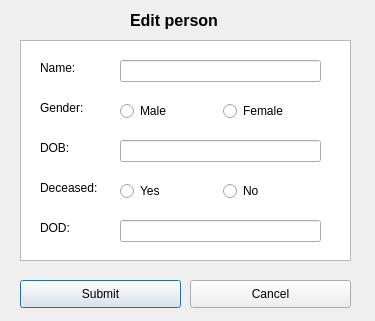
Old version of the form Verklegt/editperson.ui in the repository disaerna/T-113-VLN1.
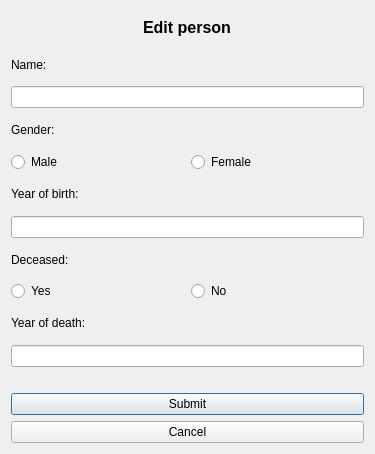
New version of the form.

Commit message:
Edit relation + Remove relation
vantar add relation - til fall i domain & db sem græjar það

The edit to the form file:
```diff
--- a/Verklegt/editperson.ui
+++ b/Verklegt/editperson.ui
@@ -7,175 +7,24 @@
     <x>0</x>
     <y>0</y>
     <width>375</width>
-    <height>321</height>
+    <height>454</height>
    </rect>
   </property>
+  <property name="minimumSize">
+   <size>
+    <width>375</width>
+    <height>454</height>
+   </size>
+  </property>
   <property name="windowTitle">
    <string>Dialog</string>
   </property>
   <property name="toolTipDuration">
    <number>0</number>
   </property>
-  <widget class="QListView" name="listView">
-   <property name="geometry">
-    <rect>
-     <x>20</x>
-     <y>40</y>
-     <width>331</width>
-     <height>221</height>
-    </rect>
-   </property>
-   <property name="toolTipDuration">
-    <number>0</number>
-   </property>
-  </widget>
-  <widget class="QLabel" name="nameText">
-   <property name="geometry">
-    <rect>
-     <x>40</x>
-     <y>60</y>
-     <width>55</width>
-     <height>16</height>
-    </rect>
-   </property>
-   <property name="toolTipDuration">
-    <number>0</number>
-   </property>
-   <property name="text">
-    <string>Name:</string>
-   </property>
-  </widget>
-  <widget class="QLabel" name="genderText">
-   <property name="geometry">
-    <rect>
-     <x>40</x>
-     <y>100</y>
-     <width>55</width>
-     <height>16</height>
-    </rect>
-   </property>
-   <property name="toolTipDuration">
-    <number>0</number>
-   </property>
-   <property name="text">
-    <string>Gender: </string>
-   </property>
-  </widget>
-  <widget class="QLabel" name="dobText">
-   <property name="geometry">
-    <rect>
-     <x>40</x>
-     <y>140</y>
-     <width>55</width>
-     <height>16</height>
-    </rect>
-   </property>
-   <property name="toolTipDuration">
-    <number>0</number>
-   </property>
-   <property name="text">
-    <string>DOB:</string>
-   </property>
-  </widget>
-  <widget class="QLabel" name="dodText">
-   <property name="geometry">
-    <rect>
-     <x>40</x>
-     <y>220</y>
-     <width>55</width>
-     <height>16</height>
-    </rect>
-   </property>
-   <property name="toolTipDuration">
-    <number>0</number>
-   </property>
-   <property name="text">
-    <string>DOD:</string>
-   </property>
-  </widget>
-  <widget class="QLineEdit" name="nameEdit">
-   <property name="geometry">
-    <rect>
-     <x>120</x>
-     <y>60</y>
-     <width>201</width>
-     <height>22</height>
-    </rect>
-   </property>
-   <property name="toolTipDuration">
-    <number>0</number>
-   </property>
-   <property name="text">
-    <string/>
-   </property>
-  </widget>
-  <widget class="QLineEdit" name="dobEdit">
-   <property name="geometry">
-    <rect>
-     <x>120</x>
-     <y>140</y>
-     <width>201</width>
-     <height>22</height>
-    </rect>
-   </property>
-   <property name="toolTipDuration">
-    <number>0</number>
-   </property>
-  </widget>
-  <widget class="QLineEdit" name="dodEdit">
-   <property name="geometry">
-    <rect>
-     <x>120</x>
-     <y>220</y>
-     <width>201</width>
-     <height>22</height>
-    </rect>
-   </property>
-   <property name="toolTipDuration">
-    <number>0</number>
-   </property>
-  </widget>
-  <widget class="QPushButton" name="submitButton">
-   <property name="geometry">
-    <rect>
-     <x>20</x>
-     <y>280</y>
-     <width>161</width>
-     <height>28</height>
-    </rect>
-   </property>
-   <property name="toolTipDuration">
-    <number>0</number>
-   </property>
-   <property name="text">
-    <string>Submit</string>
-   </property>
-  </widget>
-  <widget class="QPushButton" name="cancelButton">
-   <property name="geometry">
-    <rect>
-     <x>190</x>
-     <y>280</y>
-     <width>161</width>
-     <height>28</height>
-    </rect>
-   </property>
-   <property name="toolTipDuration">
-    <number>0</number>
-   </property>
-   <property name="text">
-    <string>Cancel</string>
-   </property>
-  </widget>
+  <layout class="QVBoxLayout" name="verticalLayout">
+   <item alignment="Qt::AlignHCenter">
   <widget class="QLabel" name="editText">
-   <property name="geometry">
-    <rect>
-     <x>130</x>
-     <y>5</y>
-     <width>121</width>
-     <height>31</height>
-    </rect>
-   </property>
    <property name="font">
     <font>
      <pointsize>12</pointsize>
@@ -190,15 +39,86 @@
     <string>Edit person</string>
    </property>
   </widget>
+   </item>
+   <item>
+    <widget class="QLabel" name="nameText">
+     <property name="toolTipDuration">
+      <number>0</number>
+     </property>
+     <property name="text">
+      <string>Name:</string>
+     </property>
+    </widget>
+   </item>
+   <item>
+    <widget class="QLineEdit" name="nameEdit">
+     <property name="toolTipDuration">
+      <number>0</number>
+     </property>
+     <property name="text">
+      <string/>
+     </property>
+    </widget>
+   </item>
+   <item>
+    <widget class="QLabel" name="genderText">
+     <property name="toolTipDuration">
+      <number>0</number>
+     </property>
+     <property name="text">
+      <string>Gender: </string>
+     </property>
+    </widget>
+   </item>
+   <item>
+    <layout class="QHBoxLayout" name="horizontalLayout_2">
+     <item>
+      <widget class="QRadioButton" name="maleButton">
+       <property name="toolTipDuration">
+        <number>0</number>
+       </property>
+       <property name="text">
+        <string>Male</string>
+       </property>
+       <attribute name="buttonGroup">
+        <string notr="true">buttonGroup</string>
+       </attribute>
+      </widget>
+     </item>
+     <item>
+      <widget class="QRadioButton" name="femaleButton">
+       <property name="toolTipDuration">
+        <number>0</number>
+       </property>
+       <property name="text">
+        <string>Female</string>
+       </property>
+       <attribute name="buttonGroup">
+        <string notr="true">buttonGroup</string>
+       </attribute>
+      </widget>
+     </item>
+    </layout>
+   </item>
+   <item>
+    <widget class="QLabel" name="dobText">
+     <property name="toolTipDuration">
+      <number>0</number>
+     </property>
+     <property name="text">
+      <string>Year of birth:</string>
+     </property>
+    </widget>
+   </item>
+   <item>
+    <widget class="QLineEdit" name="dobEdit">
+     <property name="toolTipDuration">
+      <number>0</number>
+     </property>
+    </widget>
+   </item>
+   <item>
   <widget class="QLabel" name="deceasedText">
-   <property name="geometry">
-    <rect>
-     <x>40</x>
-     <y>180</y>
-     <width>61</width>
-     <height>16</height>
-    </rect>
-   </property>
    <property name="toolTipDuration">
     <number>0</number>
    </property>
@@ -206,15 +126,8 @@
     <string>Deceased: </string>
    </property>
   </widget>
-  <widget class="QWidget" name="layoutWidget">
-   <property name="geometry">
-    <rect>
-     <x>120</x>
-     <y>180</y>
-     <width>199</width>
-     <height>22</height>
-    </rect>
-   </property>
+   </item>
+   <item>
    <layout class="QHBoxLayout" name="horizontalLayout">
     <item>
      <widget class="QRadioButton" name="aliveButton">
@@ -237,39 +150,58 @@
      </widget>
     </item>
    </layout>
-  </widget>
-  <widget class="QWidget" name="layoutWidget2">
-   <property name="geometry">
-    <rect>
-     <x>120</x>
-     <y>100</y>
-     <width>199</width>
-     <height>22</height>
-    </rect>
-   </property>
-   <layout class="QHBoxLayout" name="horizontalLayout_2">
+   </item>
+   <item>
+    <widget class="QLabel" name="dodText">
+     <property name="toolTipDuration">
+      <number>0</number>
+     </property>
+     <property name="text">
+      <string>Year of death:</string>
+     </property>
+    </widget>
+   </item>
+   <item>
+    <widget class="QLineEdit" name="dodEdit">
+     <property name="toolTipDuration">
+      <number>0</number>
+     </property>
+    </widget>
+   </item>
     <item>
-     <widget class="QRadioButton" name="maleButton">
+    <spacer name="horizontalSpacer">
+     <property name="orientation">
+      <enum>Qt::Horizontal</enum>
+     </property>
+     <property name="sizeHint" stdset="0">
+      <size>
+       <width>40</width>
+       <height>20</height>
+      </size>
+     </property>
+    </spacer>
+   </item>
+   <item>
+    <widget class="QPushButton" name="submitButton">
       <property name="toolTipDuration">
        <number>0</number>
       </property>
       <property name="text">
-       <string>Male</string>
+      <string>Submit</string>
       </property>
      </widget>
     </item>
     <item>
-     <widget class="QRadioButton" name="femaleButton">
+    <widget class="QPushButton" name="cancelButton">
       <property name="toolTipDuration">
        <number>0</number>
       </property>
       <property name="text">
-       <string>Female</string>
+      <string>Cancel</string>
       </property>
      </widget>
     </item>
    </layout>
-  </widget>
  </widget>
  <tabstops>
   <tabstop>nameEdit</tabstop>
```
Left out of the diff: 15 changed lines with no effect on the pictures. Lines whose indentation alone changed are shown as unchanged. The commit also changes 17 other files.
